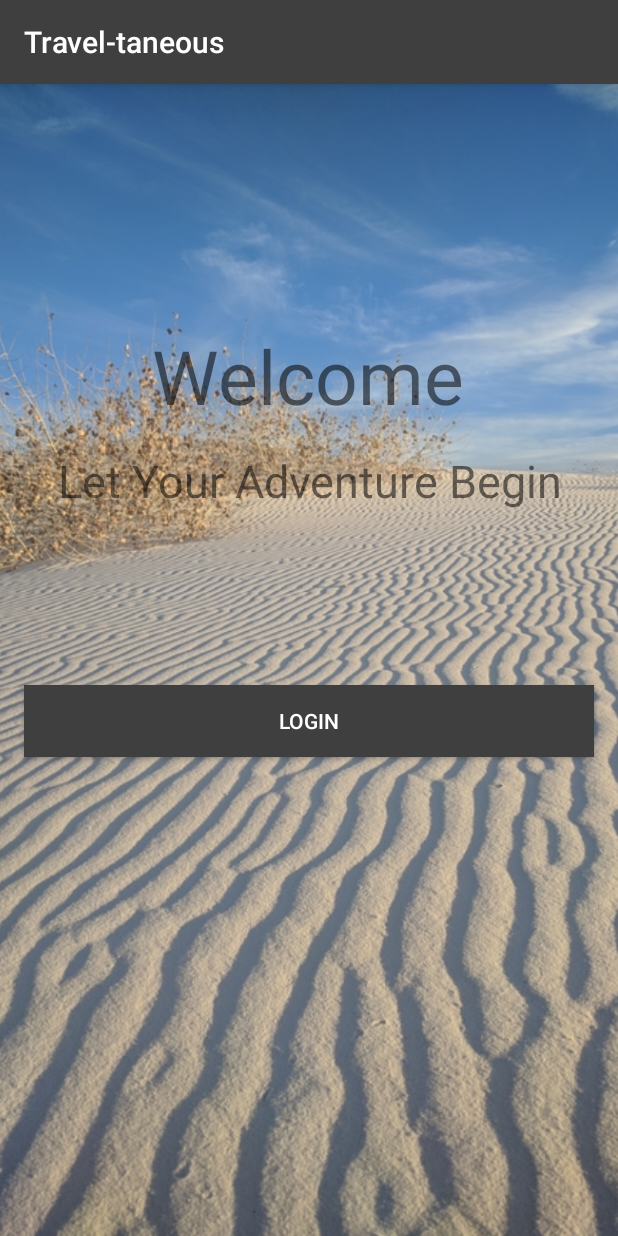
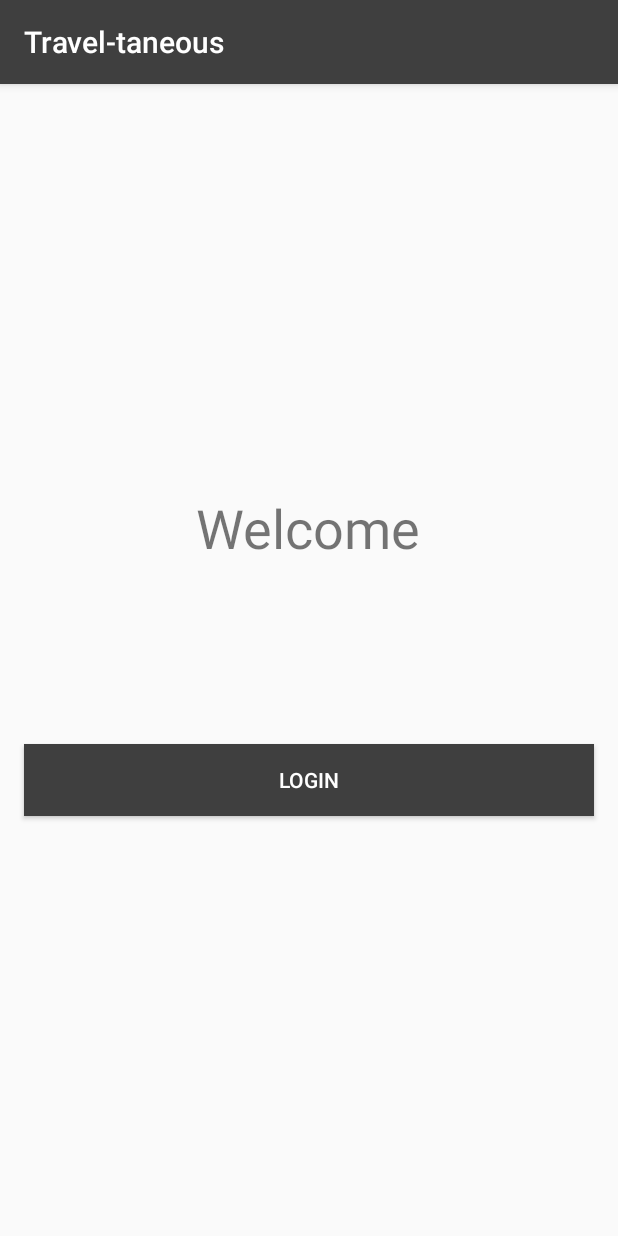
Before and after one commit to dora1405/Travel-taneous, an Android app: the screen it shows after launch (MainActivity), on a phone screen of 412 x 824 dp. Run offline under Robolectric (Android 15) with nearby library versions, the phone set to English and light mode, and no system bars.

Commit message:
Revert "added background images"
This reverts commit a3e1044fd1cf0e28fdedfdcb2a77a432caf2f11e.

```diff
--- a/app/src/main/res/layout/activity_main.xml
+++ b/app/src/main/res/layout/activity_main.xml
@@ -6,43 +6,31 @@
     android:layout_height="match_parent"
     tools:context=".MainActivity">
 
-    <ImageView
-        android:id="@+id/imageView9"
-        android:layout_width="0dp"
-        android:layout_height="0dp"
-        android:scaleType="centerCrop"
-        app:layout_constraintBottom_toBottomOf="parent"
-        app:layout_constraintEnd_toEndOf="parent"
-        app:layout_constraintStart_toStartOf="parent"
-        app:layout_constraintTop_toTopOf="parent"
-        app:srcCompat="@drawable/sand" />
-
     <TextView
         android:id="@+id/textView"
         android:layout_width="wrap_content"
         android:layout_height="wrap_content"
-        android:layout_marginBottom="16dp"
         android:text="@string/welcome"
-        android:textSize="50sp"
-        app:layout_constraintBottom_toTopOf="@+id/textView15"
+        android:textSize="36sp"
+        app:layout_constraintBottom_toTopOf="@+id/guideline"
         app:layout_constraintHorizontal_bias="0.498"
         app:layout_constraintLeft_toLeftOf="parent"
         app:layout_constraintRight_toRightOf="parent"
         app:layout_constraintTop_toTopOf="parent"
-        app:layout_constraintVertical_bias="1.0" />
+        app:layout_constraintVertical_bias="0.809" />
 
     <Button
         android:id="@+id/loginBtn"
         android:layout_width="0dp"
         android:layout_height="wrap_content"
         android:layout_marginStart="16dp"
-        android:layout_marginTop="32dp"
+        android:layout_marginTop="56dp"
         android:layout_marginEnd="16dp"
         android:background="@color/colorPrimary"
         android:text="@string/login"
         android:textColor="@color/colorAccent"
         app:layout_constraintEnd_toEndOf="parent"
-        app:layout_constraintHorizontal_bias="0.0"
+        app:layout_constraintHorizontal_bias="0.498"
         app:layout_constraintStart_toStartOf="parent"
         app:layout_constraintTop_toTopOf="@+id/guideline" />
 
@@ -51,19 +39,6 @@
         android:layout_width="wrap_content"
         android:layout_height="wrap_content"
         android:orientation="horizontal"
-        app:layout_constraintGuide_percent="0.48" />
-
-    <TextView
-        android:id="@+id/textView15"
-        android:layout_width="0dp"
-        android:layout_height="wrap_content"
-        android:layout_marginBottom="84dp"
-        android:text="Let Your Adventure Begin"
-        android:textAlignment="center"
-        android:textSize="30sp"
-        app:layout_constraintBottom_toTopOf="@+id/guideline"
-        app:layout_constraintEnd_toEndOf="parent"
-        app:layout_constraintHorizontal_bias="0.0"
-        app:layout_constraintStart_toStartOf="parent" />
+        app:layout_constraintGuide_percent="0.5" />
 
 </androidx.constraintlayout.widget.ConstraintLayout>
--- a/app/src/main/res/values/strings.xml
+++ b/app/src/main/res/values/strings.xml
@@ -32,7 +32,7 @@
     <string name="save">save</string>
     <string name="estback"><![CDATA[<- estimate]]></string>
     <string name="tripfor"><![CDATA[trip overview ->]]></string>
-    <string name="pay"># of paychecks</string>
+    <string name="pay"># paychecks</string>
     <string name="money">$</string>
     <string name="all">Overall</string>
     <string name="none">-</string>
```
Also changed, not shown: app/src/main/res/layout/activity_actual.xml (+3 -14 lines), app/src/main/res/layout/activity_dashboard.xml (+10 -24 lines), app/src/main/res/layout/activity_estimate.xml (+3 -15 lines), app/src/main/res/layout/activity_overview.xml (+3 -14 lines), app/src/main/res/drawable/begin.png (deleted), app/src/main/res/drawable/end.png (deleted), app/src/main/res/drawable/footprint.png (deleted), app/src/main/res/drawable/recon.png (deleted), app/src/main/res/drawable/sand.png (deleted).
